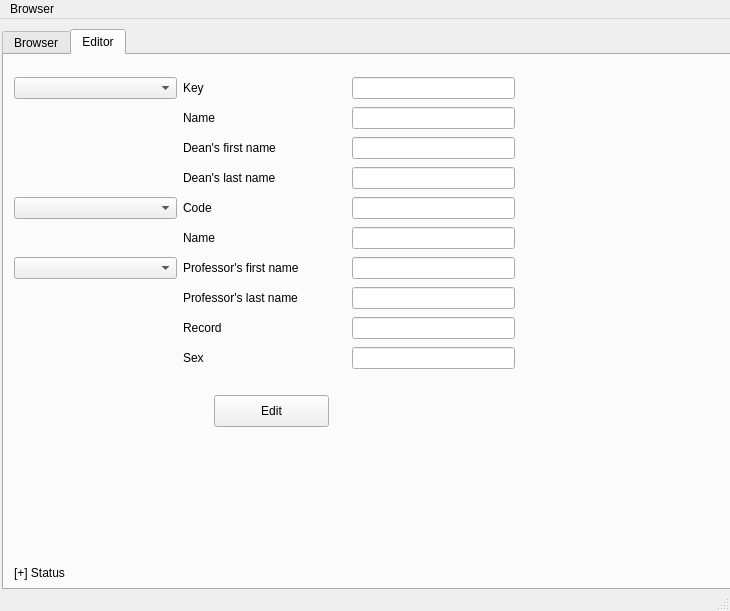
The window that database/mainwindow.ui (fineguy/db_project) describes before a commit, drawn with Qt 5.
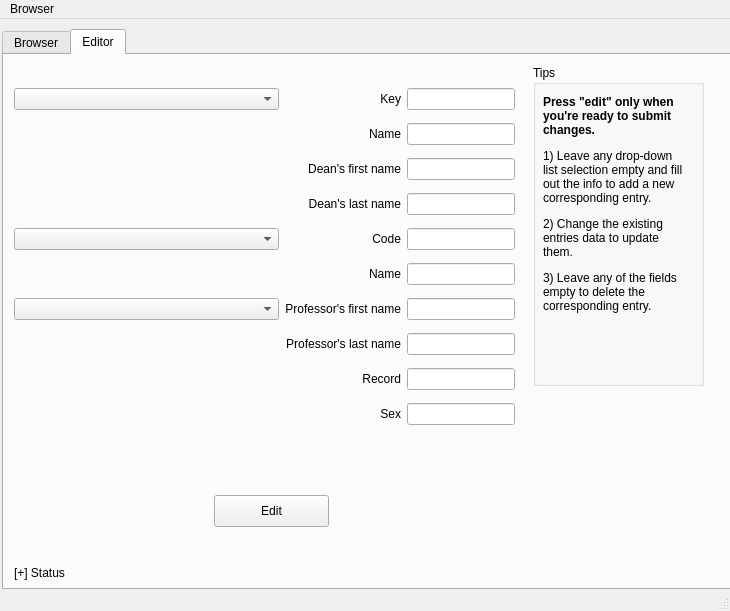
The same window after the commit.

The edit to the form file:
```diff
--- a/database/mainwindow.ui
+++ b/database/mainwindow.ui
@@ -84,7 +84,7 @@
       <property name="geometry">
        <rect>
         <x>210</x>
-        <y>340</y>
+        <y>440</y>
         <width>115</width>
         <height>32</height>
        </rect>
@@ -99,124 +99,192 @@
         <x>10</x>
         <y>20</y>
         <width>501</width>
-        <height>305</height>
+        <height>371</height>
        </rect>
       </property>
-      <layout class="QGridLayout" name="gridLayout" columnstretch="1,1,1">
+      <layout class="QGridLayout" name="gridLayout" columnstretch="1,0,0">
        <property name="sizeConstraint">
         <enum>QLayout::SetNoConstraint</enum>
        </property>
-       <item row="0" column="0">
-        <widget class="QComboBox" name="depEditorBox"/>
-       </item>
-       <item row="0" column="1">
-        <widget class="QLabel" name="depKeyLabel">
-         <property name="text">
-          <string>Key</string>
-         </property>
-        </widget>
-       </item>
-       <item row="0" column="2">
-        <widget class="QLineEdit" name="depKeyEdit"/>
-       </item>
-       <item row="1" column="1">
-        <widget class="QLabel" name="depNameLabel">
-         <property name="text">
-          <string>Name</string>
-         </property>
-        </widget>
-       </item>
-       <item row="1" column="2">
-        <widget class="QLineEdit" name="depNameEdit"/>
-       </item>
-       <item row="2" column="1">
-        <widget class="QLabel" name="depFNameLabel">
-         <property name="text">
-          <string>Dean's first name</string>
-         </property>
-        </widget>
-       </item>
-       <item row="2" column="2">
-        <widget class="QLineEdit" name="depFNameEdit"/>
+       <property name="verticalSpacing">
+        <number>0</number>
+       </property>
+       <item row="4" column="2">
+        <widget class="QLineEdit" name="chrCodeEdit"/>
        </item>
        <item row="3" column="1">
         <widget class="QLabel" name="debLNameLabel">
          <property name="text">
           <string>Dean's last name</string>
          </property>
+         <property name="alignment">
+          <set>Qt::AlignRight|Qt::AlignTrailing|Qt::AlignVCenter</set>
+         </property>
+        </widget>
+       </item>
+       <item row="5" column="1">
+        <widget class="QLabel" name="chrNameLabel">
+         <property name="text">
+          <string>Name</string>
+         </property>
+         <property name="alignment">
+          <set>Qt::AlignRight|Qt::AlignTrailing|Qt::AlignVCenter</set>
+         </property>
         </widget>
        </item>
        <item row="3" column="2">
         <widget class="QLineEdit" name="depLNameEdit"/>
        </item>
-       <item row="4" column="0">
-        <widget class="QComboBox" name="chrEditorBox"/>
+       <item row="7" column="2">
+        <widget class="QLineEdit" name="profLNameEdit"/>
+       </item>
+       <item row="9" column="1">
+        <widget class="QLabel" name="profSexLabel">
+         <property name="text">
+          <string>Sex</string>
+         </property>
+         <property name="alignment">
+          <set>Qt::AlignRight|Qt::AlignTrailing|Qt::AlignVCenter</set>
+         </property>
+        </widget>
+       </item>
+       <item row="8" column="2">
+        <widget class="QLineEdit" name="profRecEdit"/>
+       </item>
+       <item row="6" column="2">
+        <widget class="QLineEdit" name="profFNameEdit"/>
+       </item>
+       <item row="6" column="1">
+        <widget class="QLabel" name="profFNameLabel">
+         <property name="text">
+          <string>Professor's first name</string>
+         </property>
+         <property name="alignment">
+          <set>Qt::AlignRight|Qt::AlignTrailing|Qt::AlignVCenter</set>
+         </property>
+        </widget>
        </item>
        <item row="4" column="1">
         <widget class="QLabel" name="chrCodeLabel">
          <property name="text">
           <string>Code</string>
          </property>
-        </widget>
-       </item>
-       <item row="4" column="2">
-        <widget class="QLineEdit" name="chrCodeEdit"/>
-       </item>
-       <item row="5" column="1">
-        <widget class="QLabel" name="chrNameLabel">
-         <property name="text">
-          <string>Name</string>
+         <property name="alignment">
+          <set>Qt::AlignRight|Qt::AlignTrailing|Qt::AlignVCenter</set>
          </property>
         </widget>
        </item>
+       <item row="1" column="2">
+        <widget class="QLineEdit" name="depNameEdit"/>
+       </item>
        <item row="5" column="2">
         <widget class="QLineEdit" name="chrNameEdit"/>
        </item>
-       <item row="6" column="0">
-        <widget class="QComboBox" name="profEditorBox"/>
-       </item>
-       <item row="6" column="1">
-        <widget class="QLabel" name="profFNameLabel">
-         <property name="text">
-          <string>Professor's first name</string>
-         </property>
-        </widget>
-       </item>
-       <item row="6" column="2">
-        <widget class="QLineEdit" name="profFNameEdit"/>
-       </item>
        <item row="7" column="1">
         <widget class="QLabel" name="profLNameLabel">
          <property name="text">
           <string>Professor's last name</string>
          </property>
+         <property name="alignment">
+          <set>Qt::AlignRight|Qt::AlignTrailing|Qt::AlignVCenter</set>
+         </property>
         </widget>
        </item>
-       <item row="7" column="2">
-        <widget class="QLineEdit" name="profLNameEdit"/>
+       <item row="6" column="0">
+        <widget class="QComboBox" name="profEditorBox"/>
+       </item>
+       <item row="0" column="1">
+        <widget class="QLabel" name="depKeyLabel">
+         <property name="text">
+          <string>Key</string>
+         </property>
+         <property name="alignment">
+          <set>Qt::AlignRight|Qt::AlignTrailing|Qt::AlignVCenter</set>
+         </property>
+        </widget>
+       </item>
+       <item row="4" column="0">
+        <widget class="QComboBox" name="chrEditorBox"/>
+       </item>
+       <item row="0" column="2">
+        <widget class="QLineEdit" name="depKeyEdit"/>
+       </item>
+       <item row="2" column="1">
+        <widget class="QLabel" name="depFNameLabel">
+         <property name="text">
+          <string>Dean's first name</string>
+         </property>
+         <property name="alignment">
+          <set>Qt::AlignRight|Qt::AlignTrailing|Qt::AlignVCenter</set>
+         </property>
+        </widget>
+       </item>
+       <item row="2" column="2">
+        <widget class="QLineEdit" name="depFNameEdit"/>
+       </item>
+       <item row="1" column="1">
+        <widget class="QLabel" name="depNameLabel">
+         <property name="text">
+          <string>Name</string>
+         </property>
+         <property name="alignment">
+          <set>Qt::AlignRight|Qt::AlignTrailing|Qt::AlignVCenter</set>
+         </property>
+        </widget>
+       </item>
+       <item row="0" column="0">
+        <widget class="QComboBox" name="depEditorBox"/>
+       </item>
+       <item row="9" column="2">
+        <widget class="QLineEdit" name="profSexEdit"/>
        </item>
        <item row="8" column="1">
         <widget class="QLabel" name="profRecLabel">
          <property name="text">
           <string>Record</string>
          </property>
-        </widget>
-       </item>
-       <item row="8" column="2">
-        <widget class="QLineEdit" name="profRecEdit"/>
-       </item>
-       <item row="9" column="1">
-        <widget class="QLabel" name="profSexLabel">
-         <property name="text">
-          <string>Sex</string>
+         <property name="alignment">
+          <set>Qt::AlignRight|Qt::AlignTrailing|Qt::AlignVCenter</set>
          </property>
         </widget>
        </item>
-       <item row="9" column="2">
-        <widget class="QLineEdit" name="profSexEdit"/>
-       </item>
       </layout>
      </widget>
+     <widget class="QGroupBox" name="groupBox">
+      <property name="geometry">
+       <rect>
+        <x>529</x>
+        <y>10</y>
+        <width>171</width>
+        <height>321</height>
+       </rect>
+      </property>
+      <property name="title">
+       <string>Tips</string>
+      </property>
+      <widget class="QLabel" name="ExplanationLabel">
+       <property name="geometry">
+        <rect>
+         <x>10</x>
+         <y>30</y>
+         <width>141</width>
+         <height>281</height>
+        </rect>
+       </property>
+       <property name="text">
+        <string>&lt;html&gt;&lt;head/&gt;&lt;body&gt;&lt;p&gt;&lt;span style=&quot; font-weight:600;&quot;&gt;Press &amp;quot;edit&amp;quot; only when you're ready to submit changes.&lt;/span&gt;&lt;/p&gt;&lt;p&gt;1) Leave any drop-down list selection empty and fill out the info to add a new corresponding entry.&lt;/p&gt;&lt;p&gt;2) Change the existing entries data to update them.&lt;/p&gt;&lt;p&gt;3) Leave any of the fields empty to delete the corresponding entry.&lt;/p&gt;&lt;/body&gt;&lt;/html&gt;</string>
+       </property>
+       <property name="textFormat">
+        <enum>Qt::RichText</enum>
+       </property>
+       <property name="alignment">
+        <set>Qt::AlignLeading|Qt::AlignLeft|Qt::AlignTop</set>
+       </property>
+       <property name="wordWrap">
+        <bool>true</bool>
+       </property>
+      </widget>
+     </widget>
     </widget>
    </widget>
   </widget>
```
